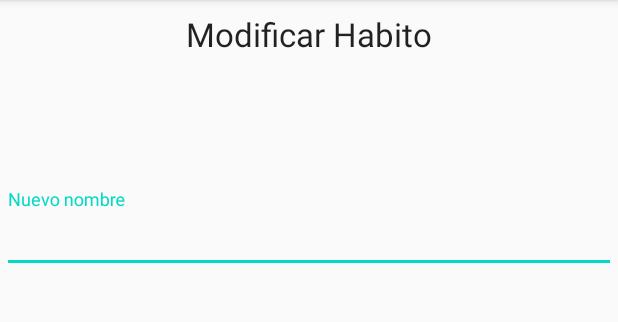
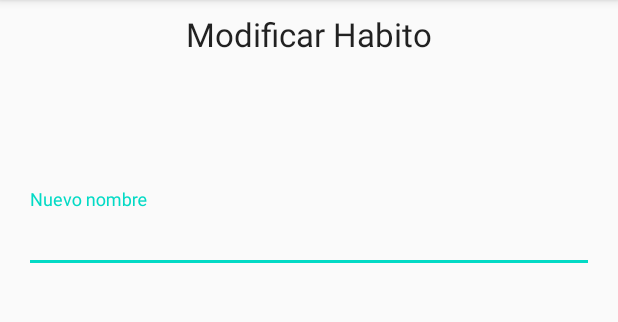
Before and after one commit to AaronVillanueva/HabitApp2, an Android app: the ConfiguraciosHabitoActiv screen opened directly, with no data from a screen before it, on a phone screen of 412 x 824 dp, the part 84-406 px from its top. Run offline under Robolectric (Android 15) with nearby library versions, the phone set to English and light mode, and no system bars.

Commit message:
fixed constraint

```diff
--- a/app/src/main/res/layout/activity_configuracios_habito.xml
+++ b/app/src/main/res/layout/activity_configuracios_habito.xml
@@ -29,7 +29,7 @@
         app:layout_constraintTop_toBottomOf="@+id/textView2" />
 
     <com.google.android.material.textfield.TextInputLayout
-        android:layout_width="409dp"
+        android:layout_width="0dp"
         android:layout_height="wrap_content"
         android:layout_marginStart="16dp"
         android:layout_marginTop="32dp"
@@ -41,7 +41,7 @@
         <com.google.android.material.textfield.TextInputEditText
             android:id="@+id/etNewName"
             android:layout_width="match_parent"
-            android:layout_height="wrap_content"
+            android:layout_height="match_parent"
             android:hint="Nuevo nombre" />
     </com.google.android.material.textfield.TextInputLayout>
 
```
